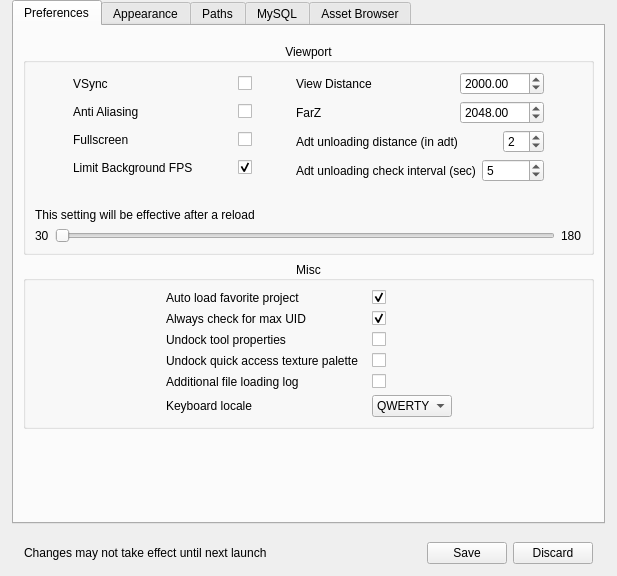
The window that src/noggit/ui/windows/settingsPanel/SettingsPanel.ui (Marlamin/noggit-red) describes before a commit, drawn with Qt 5.
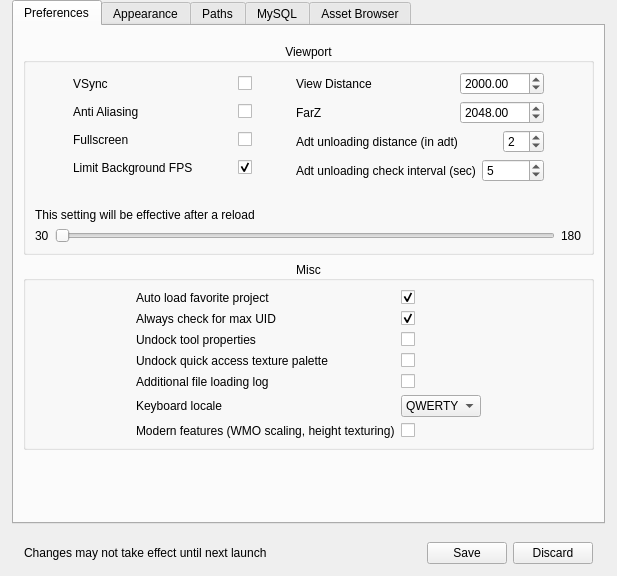
The same window after the commit. Icons and pictures are not drawn. Custom widgets are drawn as their Qt base class.

Commit message: Add toggle to settings (WIP)

Diff of the .ui file:
```diff
--- a/src/noggit/ui/windows/settingsPanel/SettingsPanel.ui
+++ b/src/noggit/ui/windows/settingsPanel/SettingsPanel.ui
@@ -661,6 +661,26 @@
                    </item>
                   </widget>
                  </item>
+                  <item row="6" column="0">
+                    <widget class="QLabel" name="label_44">
+                      <property name="minimumSize">
+                        <size>
+                          <width>200</width>
+                          <height>0</height>
+                        </size>
+                      </property>
+                      <property name="text">
+                        <string>Modern features (WMO scaling, height texturing)</string>
+                      </property>
+                    </widget>
+                  </item>
+                  <item row="6" column="1">
+                    <widget class="QCheckBox" name="_modern_features">
+                      <property name="text">
+                        <string/>
+                      </property>
+                    </widget>
+                  </item>
                  <item row="0" column="0">
                   <widget class="QLabel" name="label_12">
                    <property name="minimumSize">
```
